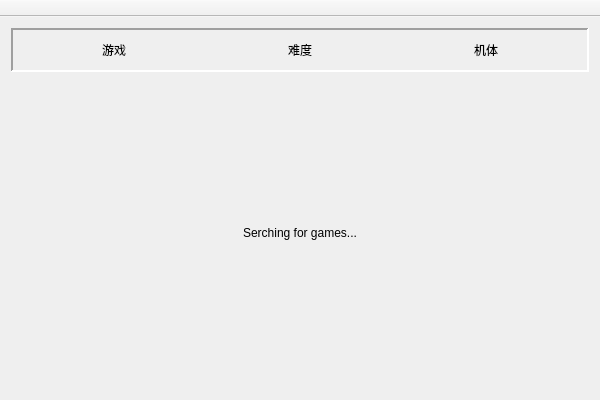
Qt form THScore/mainwindow.ui (denebwang/touhouScore) before a commit.
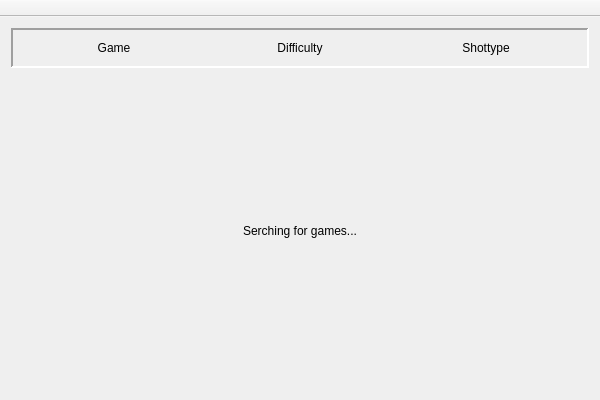
The same form after that commit. Icons and pictures are not drawn.

The edit to the form file:
```diff
--- a/THScore/mainwindow.ui
+++ b/THScore/mainwindow.ui
@@ -76,7 +76,7 @@
           <enum>QFrame::Raised</enum>
          </property>
          <property name="text">
-          <string>游戏</string>
+          <string>Game</string>
          </property>
          <property name="alignment">
           <set>Qt::AlignCenter</set>
@@ -92,7 +92,7 @@
           <enum>QFrame::Raised</enum>
          </property>
          <property name="text">
-          <string>难度</string>
+          <string>Difficulty</string>
          </property>
          <property name="alignment">
           <set>Qt::AlignCenter</set>
@@ -102,7 +102,7 @@
        <item>
         <widget class="QLabel" name="ShottypeLabel">
          <property name="text">
-          <string>机体</string>
+          <string>Shottype</string>
          </property>
          <property name="alignment">
           <set>Qt::AlignCenter</set>
```
